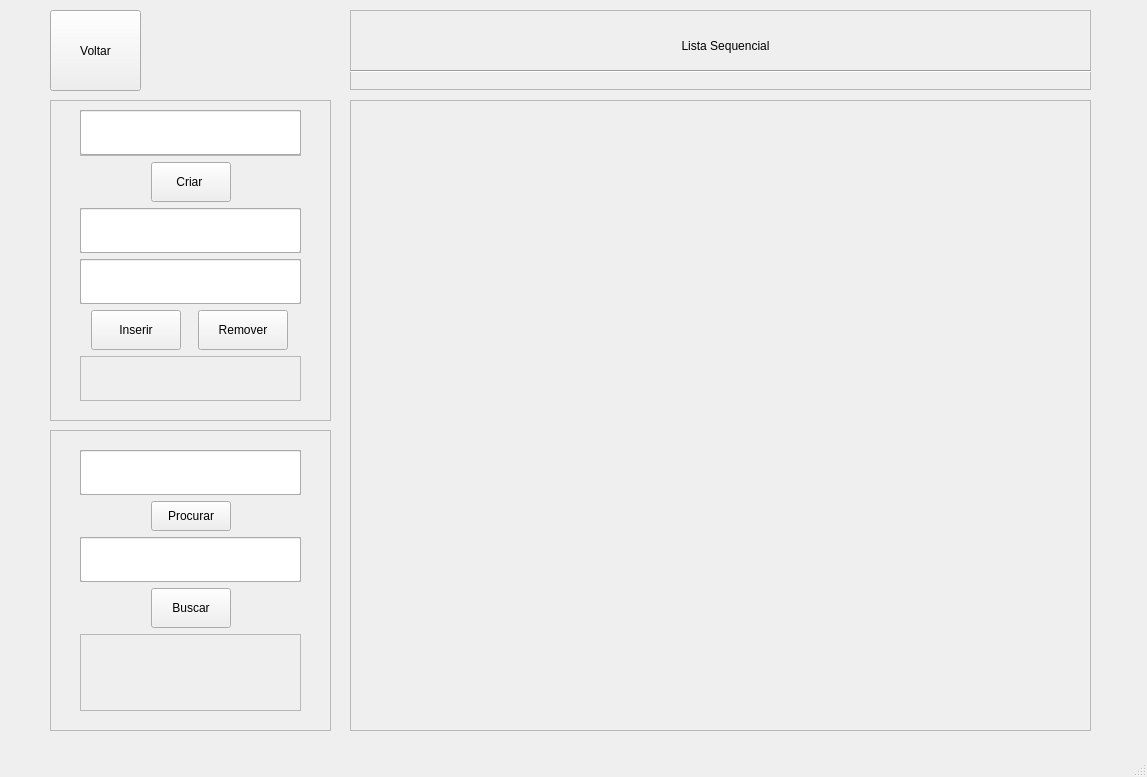
Before: the Qt Designer form untitled4/janelaSeq.ui in LPfontes/Projeto_estrutura_de-dados, drawn with Qt 5.
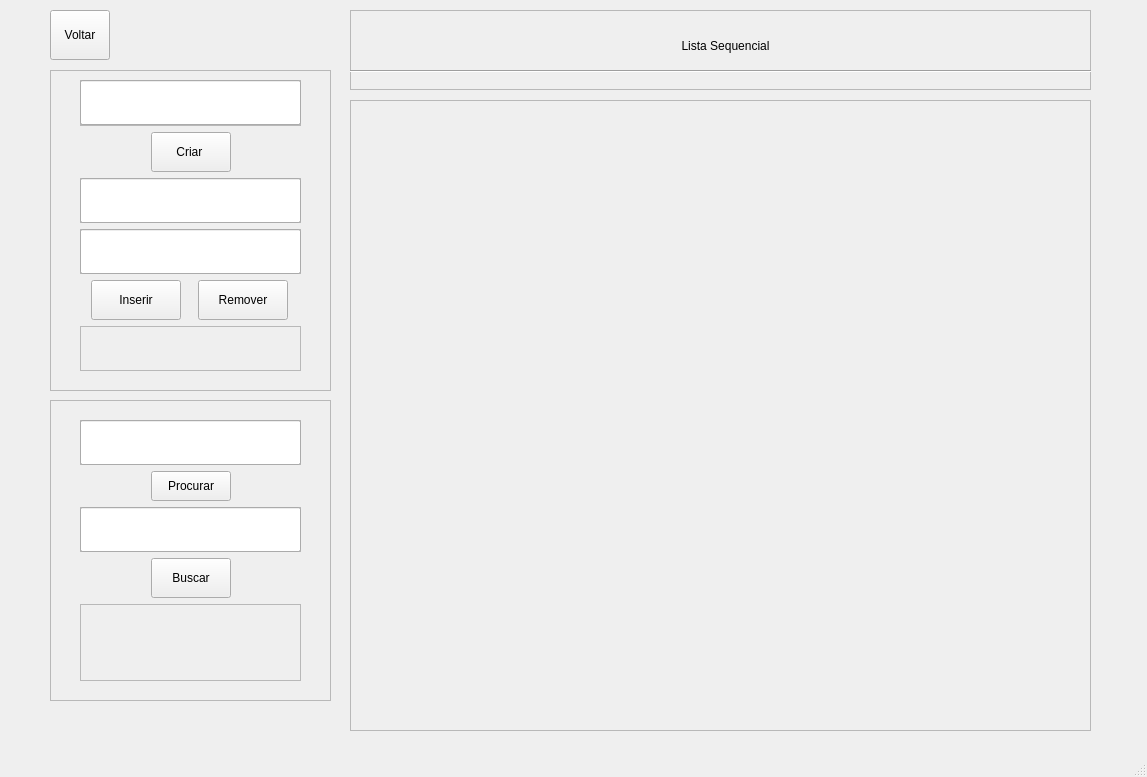
After: the same form once the commit is applied.

```diff
--- a/untitled4/janelaSeq.ui
+++ b/untitled4/janelaSeq.ui
@@ -84,7 +84,7 @@
     <property name="geometry">
      <rect>
       <x>50</x>
-      <y>100</y>
+      <y>70</y>
       <width>281</width>
       <height>321</height>
      </rect>
@@ -407,8 +407,8 @@
      <rect>
       <x>50</x>
       <y>10</y>
-      <width>91</width>
-      <height>81</height>
+      <width>60</width>
+      <height>50</height>
      </rect>
     </property>
     <property name="text">
@@ -419,7 +419,7 @@
     <property name="geometry">
      <rect>
       <x>50</x>
-      <y>430</y>
+      <y>400</y>
       <width>281</width>
       <height>301</height>
      </rect>
```
